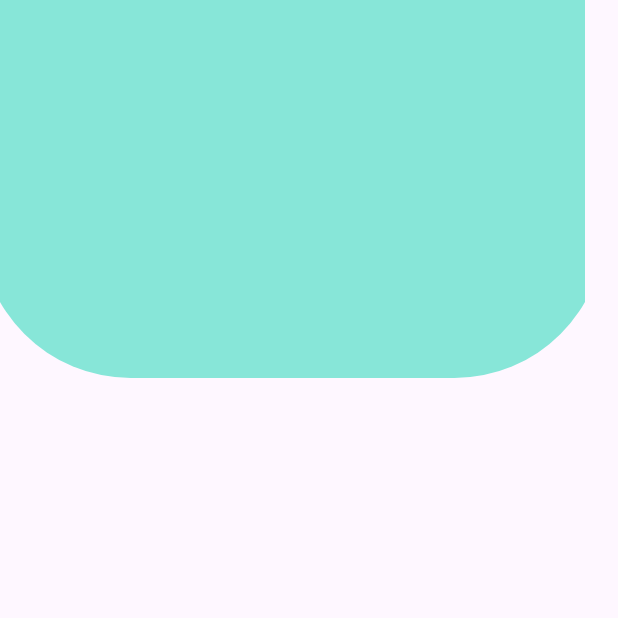
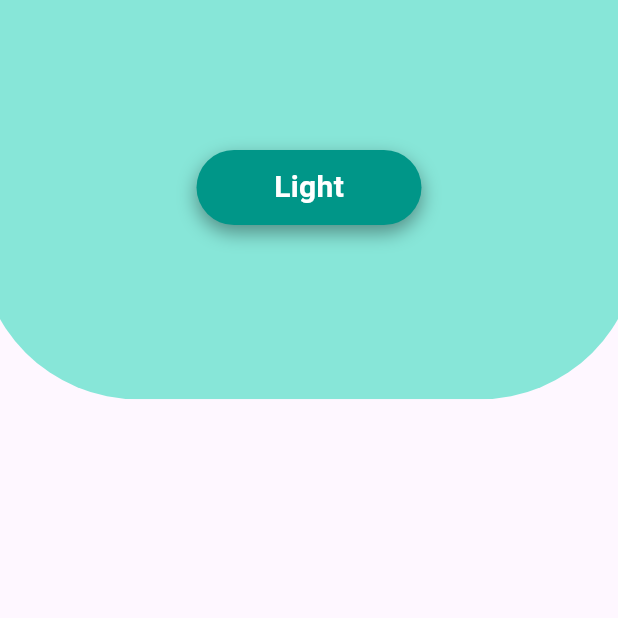
Before and after one commit to bryar1aiq/cross_multiplication, a Flutter app: the OnBoardingScreen screen opened by its route, after a tap on "Get Started", on a phone screen of 412 x 824 dp, the top half of it. Run offline on Flutter 3.47's test engine with Material 3 defaults, Android fonts, the phone set to English and light mode, and no system bars; our stand-ins replace flutter_svg, get.

Commit message:
Implemented some part of the home screen

```diff
--- a/lib/constants/app_images.dart
+++ b/lib/constants/app_images.dart
@@ -5,6 +5,7 @@ class AppImages {
   static const String eclipses = 'assets/images/svg/eclipses.svg';
   static const String roundedRectangle = 'assets/images/svg/rounded_rectangle.svg';
   static const String calculationIllustration = 'assets/images/svg/calculation_illustration.svg';
+  static const String switchImage = 'assets/images/svg/switch_image.svg';
   /* static means a member is available on the class itself instead of on instances of the class.
   const makes the variable immutable. */
 }
--- a/lib/routes/app_screens.dart
+++ b/lib/routes/app_screens.dart
@@ -7,10 +7,15 @@ class RoutesManager {
   static String homeScreen = '/home';
 
   static String getOnBoardingRoute() => onboardingScreen;
+
   static String getHomeRoute() => homeScreen;
 
   static List<GetPage> routes = [
-    GetPage(name: onboardingScreen, page: ()=> const OnBoardingScreen()),
-    GetPage(name: homeScreen, page: ()=> const HomeScreen()),
+    GetPage(name: onboardingScreen, page: () => const OnBoardingScreen()),
+    GetPage(
+        name: homeScreen,
+        page: () => const HomeScreen(),
+        transition: Transition.fade,
+        transitionDuration: const Duration(seconds: 1)),
   ];
 }
--- a/lib/views/home_screen.dart
+++ b/lib/views/home_screen.dart
@@ -7,12 +7,43 @@ class HomeScreen extends StatelessWidget {
 
   @override
   Widget build(BuildContext context) {
+    double screenWidth = MediaQuery.of(context).size.width;
     return Scaffold(
       body: Stack(
+        alignment: AlignmentDirectional.topCenter,
         children: [
           Positioned(
-              top: 0,
-              child: SvgPicture.asset(AppImages.roundedRectangle))
+            top: 0,
+            child: SvgPicture.asset(
+              AppImages.roundedRectangle,
+              width: screenWidth,
+            ),
+          ),
+          Positioned(
+            top: 100,
+            child: Container(
+              alignment: Alignment.center,
+              width: 150,
+              height: 50,
+              decoration: BoxDecoration(
+                boxShadow: const [BoxShadow(color: Colors.black38, offset: Offset(0, 5), blurRadius: 10, spreadRadius: 0.1),],
+                  color: Colors.teal, borderRadius: BorderRadius.circular(50)),
+              child: const Row(
+                mainAxisAlignment: MainAxisAlignment.center,
+                children: [
+                   Text(
+                    'Light',
+                    style: TextStyle(
+                      color: Colors.white,
+                      fontWeight: FontWeight.bold,
+                      fontSize: 20,
+                    ),
+                  ),
+                  // SvgPicture.asset(AppImages.switchImage),
+                ],
+              ),
+            ),
+          ),
         ],
       ),
     );
--- a/lib/views/onboarding_screen.dart
+++ b/lib/views/onboarding_screen.dart
@@ -49,7 +49,7 @@ class OnBoardingScreen extends StatelessWidget {
                       )
                   ),
                   onPressed: (){
-                    Get.offAllNamed(RoutesManager.homeScreen);
+                    Get.offAllNamed(RoutesManager.getHomeRoute());
                   },
                   child: const Text(
                     'Get Started',
```
Also changed, not shown: assets/images/svg/switch_image.svg (added).
